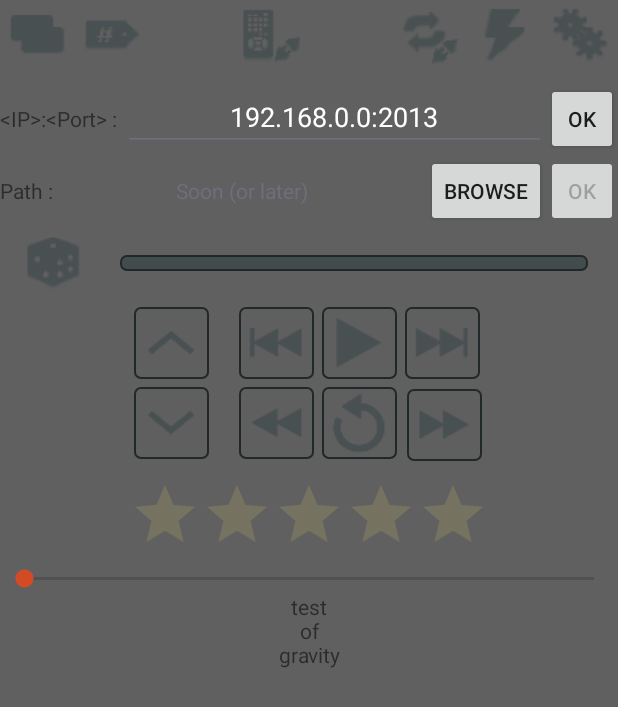
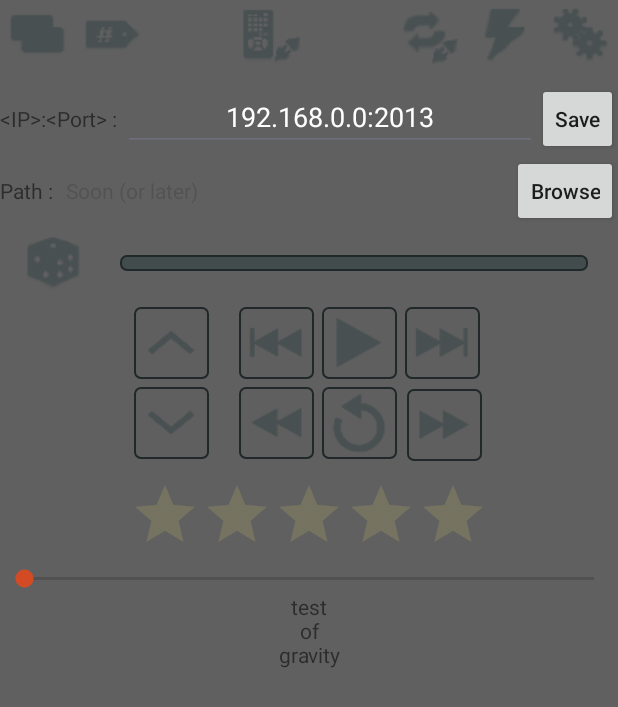
Before and after one commit to phramusca/JaMuz-Remote, an Android app: the layout content_main.xml on its own in the app's theme, with its tools: preview values and no code run, on a phone screen of 412 x 824 dp. Shown: the top 707 px of the screen. Run offline under Robolectric (Android 15) with nearby library versions, the phone set to English and light mode, and no system bars.

Commit message:
End folder browser (not yet used though)

```diff
--- a/app/src/main/java/phramusca/com/jamuzremote/MainActivity.java
+++ b/app/src/main/java/phramusca/com/jamuzremote/MainActivity.java
@@ -69,7 +69,6 @@ import org.json.JSONException;
 import org.json.JSONObject;
 
 import java.io.File;
-import java.io.IOException;
 import java.lang.reflect.Type;
 import java.util.ArrayList;
 import java.util.Date;
@@ -123,6 +122,7 @@ public class MainActivity extends AppCompatActivity {
     // GUI elements
     private TextView textViewFileInfo;
     private EditText editTextConnectInfo;
+    private TextView textViewPath;
     private Button buttonConfigConnection;
     private Button buttonRemote;
     private Button buttonSync;
@@ -214,6 +214,8 @@ public class MainActivity extends AppCompatActivity {
         preferences = getPreferences(MODE_PRIVATE);
         editTextConnectInfo.setText(preferences.getString("connectionString", "192.168.0.10:2013"));
 
+        textViewPath = (TextView) findViewById(R.id.textViewPath);
+
         buttonConfigConnection = (Button) findViewById(R.id.button_config_connection);
         buttonConfigConnection.setOnClickListener(new View.OnClickListener() {
             @Override
@@ -239,9 +241,9 @@ public class MainActivity extends AppCompatActivity {
                                     public void onChosenDir(String chosenDir)
                                     {
                                         m_chosenDir = chosenDir;
-                                        Toast.makeText(
-                                                MainActivity.this, "Chosen directory: " +
-                                                        m_chosenDir, Toast.LENGTH_LONG).show();
+                                        textViewPath.setText(trimTrailingWhitespace(Html.fromHtml("<html>"
+                                                .concat(chosenDir)
+                                                .concat("</html>"))));
                                     }
                                 });
                 directoryChooserDialog.setNewFolderEnabled(m_newFolderEnabled);
--- a/app/src/main/res/layout/content_main.xml
+++ b/app/src/main/res/layout/content_main.xml
@@ -1,6 +1,7 @@
 <?xml version="1.0" encoding="utf-8"?>
 <LinearLayout xmlns:android="http://schemas.android.com/apk/res/android"
     xmlns:tools="http://schemas.android.com/tools"
+    xmlns:app="http://schemas.android.com/apk/res-auto"
     android:orientation="vertical"
     android:layout_width="match_parent"
     android:layout_height="match_parent"
@@ -117,10 +118,11 @@
                 style="?android:attr/buttonStyleSmall"
                 android:layout_width="wrap_content"
                 android:layout_height="wrap_content"
-                android:text="ok"
+                android:text="Save"
                 android:id="@+id/button_config_connection"
                 android:layout_row="0"
-                android:layout_column="3" />
+                android:layout_column="3"
+                android:textAllCaps="false"/>
         </GridLayout>
 
         <GridLayout
@@ -144,20 +146,22 @@
             <TextView
                 android:text="Path : "
                 android:layout_row="0"
-                android:layout_column="1"/>
+                android:layout_column="1"
+                android:paddingEnd="5dp"/>
 
             <TextView
-                android:layout_width="wrap_content"
-                android:layout_height="wrap_content"
-                android:id="@+id/editText_path"
+                android:id="@+id/textViewPath"
                 android:text="Soon (or later)"
                 android:enabled="false"
-                android:layout_gravity="left|right"
-                android:gravity="center_horizontal"
-                android:inputType="text"
+                android:layout_gravity="left|right|center_vertical"
                 android:layout_row="0"
                 android:layout_column="2"
-                android:theme="@style/EditText"/>
+                android:layout_width="0dip"
+                android:layout_height="wrap_content"
+                android:layout_weight="1"
+                android:inputType="textCapSentences|textMultiLine"
+                android:maxLength="2000"
+                android:maxLines="4"/>
 
             <Button
                 style="?android:attr/buttonStyleSmall"
@@ -166,17 +170,9 @@
                 android:text="Browse"
                 android:id="@+id/button_browse"
                 android:layout_row="0"
-                android:layout_column="3" />
+                android:layout_column="3"
+                android:textAllCaps="false"/>
 
-            <Button
-                style="?android:attr/buttonStyleSmall"
-                android:layout_width="wrap_content"
-                android:layout_height="wrap_content"
-                android:text="ok"
-                android:id="@+id/button_search"
-                android:layout_row="0"
-                android:layout_column="4"
-                android:enabled="false"/>
         </GridLayout>
     </GridLayout>
 
```
